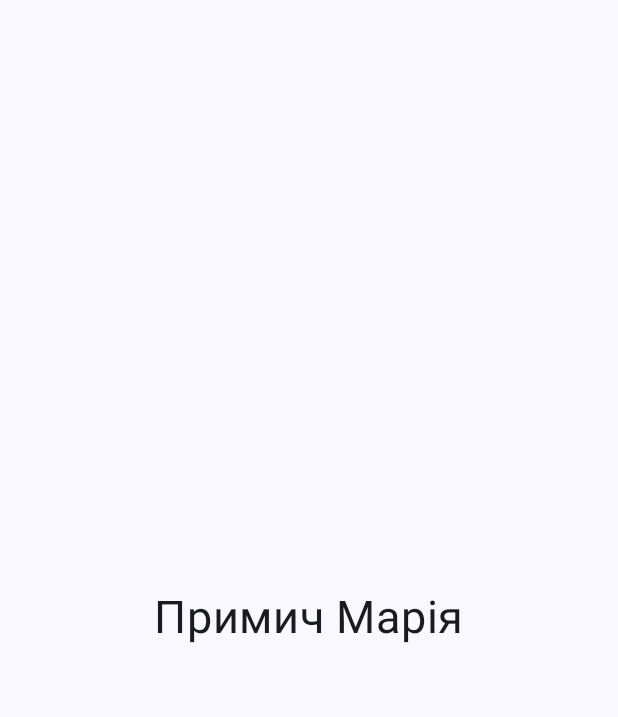
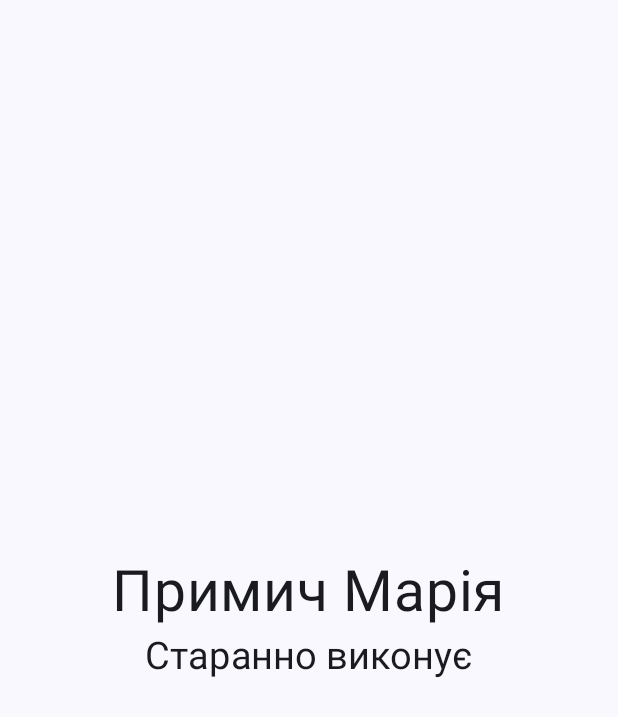
Before and after one commit to Flosiya/IPZ_CW_1_1_Primich_Mariya, an Android app built with Jetpack Compose: the screen it shows after launch (MainActivity), on a phone screen of 412 x 824 dp. Shown: the top 717 px of the screen. Run offline under Robolectric (Android 15) with nearby library versions, the phone set to English and light mode, and no system bars.

Commit message:
create column and title part

```diff
--- a/app/src/main/java/ua/edu/lntu/cw_1_1/MainActivity.kt
+++ b/app/src/main/java/ua/edu/lntu/cw_1_1/MainActivity.kt
@@ -3,8 +3,7 @@ package ua.edu.lntu.cw_1_1
 import android.os.Bundle
 import androidx.activity.ComponentActivity
 import androidx.activity.compose.setContent
-import androidx.compose.foundation.layout.Box
-import androidx.compose.foundation.layout.fillMaxSize
+import androidx.compose.foundation.layout.*
 import androidx.compose.material3.MaterialTheme
 import androidx.compose.material3.Surface
 import androidx.compose.material3.Text
@@ -12,6 +11,7 @@ import androidx.compose.runtime.Composable
 import androidx.compose.ui.Alignment
 import androidx.compose.ui.Modifier
 import androidx.compose.ui.tooling.preview.Preview
+import androidx.compose.ui.unit.dp
 import androidx.compose.ui.unit.sp
 import ua.edu.lntu.cw_1_1.ui.theme.IPZ_CW_1_1_Primich_MariyaTheme
 
@@ -20,12 +20,14 @@ class MainActivity : ComponentActivity() {
         super.onCreate(savedInstanceState)
         setContent {
             IPZ_CW_1_1_Primich_MariyaTheme {
-                // A surface container using the 'background' color from the theme
                 Surface(
                     modifier = Modifier.fillMaxSize(),
                     color = MaterialTheme.colorScheme.background
                 ) {
-                    Greeting("Android")
+                    GreetingWithSubtitle(
+                        name = "Примич Марія",
+                        subtitle = "Старанно виконує"
+                    )
                 }
             }
         }
@@ -33,23 +35,31 @@ class MainActivity : ComponentActivity() {
 }
 
 @Composable
-fun Greeting(name: String, modifier: Modifier = Modifier) {
-    Box(modifier = Modifier.fillMaxSize(),
-        contentAlignment = Alignment.Center
-    ){
+fun GreetingWithSubtitle(name: String, subtitle: String) {
+    Column(
+        modifier = Modifier.fillMaxSize(),
+        verticalArrangement = Arrangement.Center,
+        horizontalAlignment = Alignment.CenterHorizontally
+    ) {
         Text(
-            text = "Примич Марія",
-            modifier = modifier,
-            fontSize = 30.sp
+            text = name,
+            fontSize = 38.sp
+        )
+        Spacer(modifier = Modifier.height(5.dp))
+        Text(
+            text = subtitle,
+            fontSize = 25.sp
         )
     }
-
 }
 
 @Preview(showBackground = true, showSystemUi = true)
 @Composable
 fun GreetingPreview() {
     IPZ_CW_1_1_Primich_MariyaTheme {
-        Greeting("Android")
+        GreetingWithSubtitle(
+            name = "Примич Марія",
+            subtitle = "Старанно виконує"
+        )
     }
 }
```
